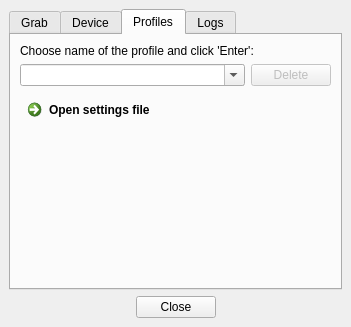
This is Software/src/mainwindow.ui in Atarity/Lightpack as Qt 5 draws it before an edit. The edited form follows.
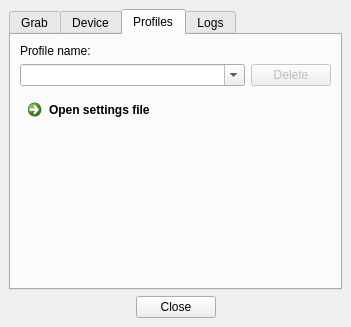
This is the edited form. The open tabs and pages were chosen to show the change. Icons and pictures are not drawn.

Commit message: Software: update ru_RU translation;

Diff of the .ui file:
```diff
--- a/Software/src/mainwindow.ui
+++ b/Software/src/mainwindow.ui
@@ -438,7 +438,7 @@
         <item>
          <widget class="QLabel" name="label">
           <property name="text">
-           <string>Choose name of the profile and click 'Enter':</string>
+           <string>Profile name:</string>
           </property>
          </widget>
         </item>
```
Left out of the diff: 2 changed lines with no effect on the pictures. The commit also changes 2 other files.
